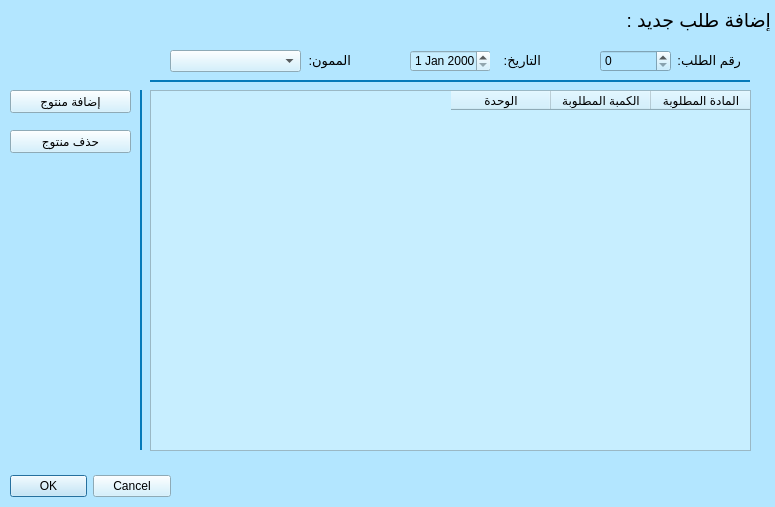
Before: the Qt Designer form user_interfaces/add_new_commande.ui in otmanLAHRECHE/EpspRestaurant, drawn with Qt 5.
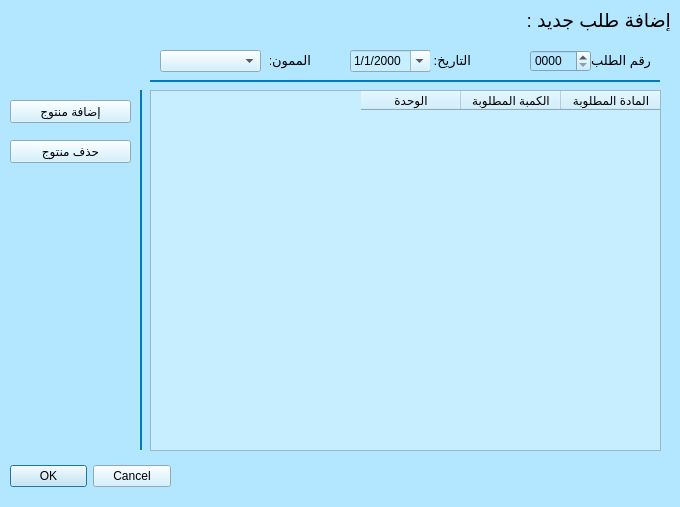
After: the same form once the commit is applied.

The edit to the form file:
```diff
--- a/user_interfaces/add_new_commande.ui
+++ b/user_interfaces/add_new_commande.ui
@@ -6,7 +6,7 @@
    <rect>
     <x>0</x>
     <y>0</y>
-    <width>775</width>
+    <width>680</width>
     <height>507</height>
    </rect>
   </property>
@@ -18,13 +18,13 @@
   </property>
   <property name="minimumSize">
    <size>
-    <width>775</width>
+    <width>680</width>
     <height>507</height>
    </size>
   </property>
   <property name="maximumSize">
    <size>
-    <width>775</width>
+    <width>680</width>
     <height>507</height>
    </size>
   </property>
@@ -38,7 +38,7 @@
    <property name="geometry">
     <rect>
      <x>10</x>
-     <y>470</y>
+     <y>460</y>
      <width>161</width>
      <height>32</height>
     </rect>
@@ -62,7 +62,7 @@
   <widget class="QLabel" name="label_4">
    <property name="geometry">
     <rect>
-     <x>470</x>
+     <x>370</x>
      <y>10</y>
      <width>301</width>
      <height>21</height>
@@ -85,7 +85,7 @@
     <rect>
      <x>150</x>
      <y>90</y>
-     <width>601</width>
+     <width>511</width>
      <height>361</height>
     </rect>
    </property>
@@ -123,7 +123,7 @@
   <widget class="QDateEdit" name="dateEdit">
    <property name="geometry">
     <rect>
-     <x>410</x>
+     <x>350</x>
      <y>50</y>
      <width>81</width>
      <height>22</height>
@@ -132,13 +132,19 @@
    <property name="styleSheet">
     <string notr="true">background-color: rgb(199, 238, 255);</string>
    </property>
+   <property name="displayFormat">
+    <string>d/M/yyyy</string>
+   </property>
+   <property name="calendarPopup">
+    <bool>true</bool>
+   </property>
   </widget>
   <widget class="QLabel" name="label">
    <property name="geometry">
     <rect>
-     <x>490</x>
+     <x>430</x>
      <y>50</y>
-     <width>51</width>
+     <width>41</width>
      <height>20</height>
     </rect>
    </property>
@@ -159,7 +165,7 @@
     <rect>
      <x>150</x>
      <y>80</y>
-     <width>600</width>
+     <width>510</width>
      <height>2</height>
     </rect>
    </property>
@@ -220,7 +226,7 @@
    <property name="geometry">
     <rect>
      <x>10</x>
-     <y>90</y>
+     <y>100</y>
      <width>121</width>
      <height>23</height>
     </rect>
@@ -239,7 +245,7 @@
    <property name="geometry">
     <rect>
      <x>10</x>
-     <y>130</y>
+     <y>140</y>
      <width>121</width>
      <height>23</height>
     </rect>
@@ -257,9 +263,9 @@
   <widget class="QLabel" name="label_2">
    <property name="geometry">
     <rect>
-     <x>300</x>
+     <x>270</x>
      <y>50</y>
-     <width>51</width>
+     <width>41</width>
      <height>20</height>
     </rect>
    </property>
@@ -278,9 +284,9 @@
   <widget class="QComboBox" name="comboBox">
    <property name="geometry">
     <rect>
-     <x>170</x>
+     <x>160</x>
      <y>50</y>
-     <width>131</width>
+     <width>101</width>
      <height>22</height>
     </rect>
    </property>
@@ -291,9 +297,9 @@
   <widget class="QLabel" name="label_3">
    <property name="geometry">
     <rect>
-     <x>670</x>
+     <x>590</x>
      <y>50</y>
-     <width>71</width>
+     <width>61</width>
      <height>20</height>
     </rect>
    </property>
@@ -312,12 +318,21 @@
   <widget class="QSpinBox" name="spinBox">
    <property name="geometry">
     <rect>
-     <x>600</x>
+     <x>530</x>
      <y>50</y>
-     <width>71</width>
+     <width>61</width>
      <height>22</height>
     </rect>
    </property>
+   <property name="prefix">
+    <string>000</string>
+   </property>
+   <property name="maximum">
+    <number>10000</number>
+   </property>
+   <property name="displayIntegerBase">
+    <number>10</number>
+   </property>
   </widget>
  </widget>
  <resources/>
```
